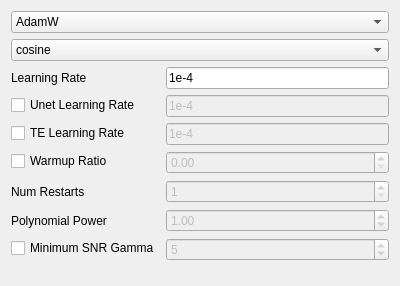
Above: ui_files/OptimizerUI.ui from derrian-distro/LoRA_Easy_Training_Scripts before the change. Below: the same form after it.
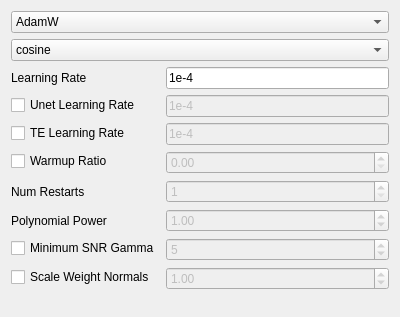
That is the form after the change. Custom widgets are drawn as their Qt base class.

What changed in the file:
```diff
--- a/ui_files/OptimizerUI.ui
+++ b/ui_files/OptimizerUI.ui
@@ -7,7 +7,7 @@
     <x>0</x>
     <y>0</y>
     <width>400</width>
-    <height>286</height>
+    <height>317</height>
    </rect>
   </property>
   <property name="windowTitle">
@@ -283,6 +283,29 @@
      </property>
     </widget>
    </item>
+   <item row="9" column="0">
+    <widget class="QCheckBox" name="scale_weight_enable">
+     <property name="text">
+      <string>Scale Weight Normals</string>
+     </property>
+    </widget>
+   </item>
+   <item row="9" column="1">
+    <widget class="DoubleSpinBox" name="scale_weight_input">
+     <property name="enabled">
+      <bool>false</bool>
+     </property>
+     <property name="focusPolicy">
+      <enum>Qt::StrongFocus</enum>
+     </property>
+     <property name="toolTip">
+      <string>&lt;html&gt;&lt;head/&gt;&lt;body&gt;&lt;p&gt;An implementation of the idea of max norm regularization. Basically, this will help stabilize network training by limiting the normal of network weights. Might work well for limiting overfitting or baking.&lt;/p&gt;&lt;/body&gt;&lt;/html&gt;</string>
+     </property>
+     <property name="value">
+      <double>1.000000000000000</double>
+     </property>
+    </widget>
+   </item>
   </layout>
  </widget>
  <customwidgets>
@@ -291,16 +314,16 @@
    <extends>QSpinBox</extends>
    <header>modules.ScrollOnSelect.h</header>
   </customwidget>
-  <customwidget>
-   <class>DoubleSpinBox</class>
-   <extends>QDoubleSpinBox</extends>
-   <header>modules.ScrollOnSelect.h</header>
-  </customwidget>
   <customwidget>
    <class>ComboBox</class>
    <extends>QComboBox</extends>
    <header>modules.ScrollOnSelect.h</header>
   </customwidget>
+  <customwidget>
+   <class>DoubleSpinBox</class>
+   <extends>QDoubleSpinBox</extends>
+   <header>modules.ScrollOnSelect.h</header>
+  </customwidget>
   <customwidget>
    <class>LineEditWithHighlight</class>
    <extends>QLineEdit</extends>
```
Left out of the diff: 80 changed lines with no effect on the pictures.
